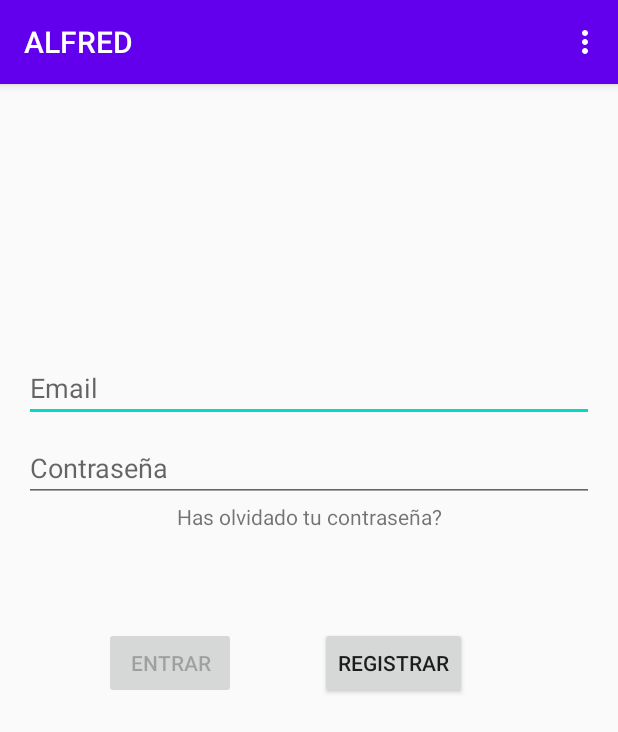
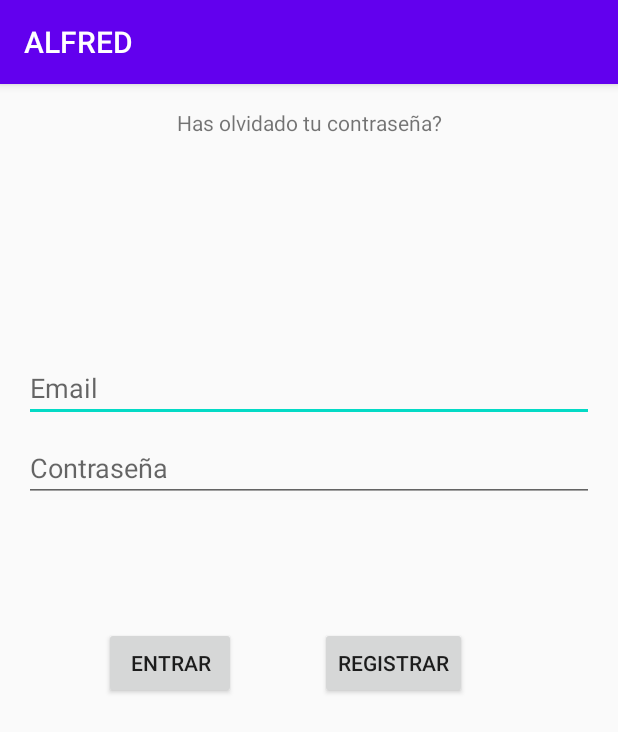
Before and after one commit to agusCEV12/ALFRED, an Android app: the screen it shows after launch (LoginActivity), on a phone screen of 412 x 824 dp. Shown: the top 732 px of the screen. Run offline under Robolectric (Android 15) with nearby library versions, the phone set to English and light mode, and no system bars.

Commit message:
Funcion boton ENTRAR

```diff
--- a/app/build.gradle
+++ b/app/build.gradle
@@ -39,6 +39,8 @@ dependencies {
     implementation 'android.arch.lifecycle:viewmodel:1.1.1'
     implementation 'android.arch.navigation:navigation-fragment:1.0.0'
     implementation 'android.arch.navigation:navigation-ui:1.0.0'
+    implementation 'com.android.support:appcompat-v7:28.0.0'
+    implementation 'com.android.support:design:28.0.0'
     testImplementation 'junit:junit:4.13.2'
     androidTestImplementation 'com.android.support.test:runner:1.0.2'
     androidTestImplementation 'com.android.support.test.espresso:espresso-core:3.0.2'
--- a/app/src/main/java/com/example/alfred/ui/login/LoginActivity.java
+++ b/app/src/main/java/com/example/alfred/ui/login/LoginActivity.java
@@ -1,36 +1,68 @@
 package com.example.alfred.ui.login;
 
-import android.app.Activity;
-import android.arch.lifecycle.Observer;
-import android.arch.lifecycle.ViewModelProvider;
 import android.content.Intent;
 import android.os.Bundle;
-import android.support.annotation.Nullable;
-import android.support.annotation.StringRes;
 import android.support.v7.app.AppCompatActivity;
-import android.text.Editable;
-import android.text.TextWatcher;
-import android.view.KeyEvent;
-import android.view.Menu;
 import android.view.View;
-import android.view.inputmethod.EditorInfo;
 import android.widget.Button;
 import android.widget.EditText;
-import android.widget.ProgressBar;
-import android.widget.TextView;
-import android.widget.Toast;
 
 import com.example.alfred.R;
 import com.example.alfred.databinding.ActivityLoginBinding;
-import com.example.alfred.ui.ToolbarActivity;
 import com.example.alfred.ui.recovery_pass.RecoverPassActivity;
 
-public class LoginActivity extends ToolbarActivity {
+public class LoginActivity extends AppCompatActivity {
 
     private LoginViewModel loginViewModel;
     private ActivityLoginBinding binding;
 
+    private EditText userName, password;
+    private Button btnLogin;
+
     @Override
+    protected void onCreate(Bundle savedInstanceState) {
+        super.onCreate(savedInstanceState);
+        setContentView(R.layout.activity_login);
+
+        userName = findViewById(R.id.et_username);
+        password = findViewById(R.id.et_password);
+       // loginButton = findViewById(R.id.btn_login);
+
+       /* loginButton.setOnClickListener(new View.OnClickListener() {
+            @Override
+            public void onClick(View v) {
+                if (userName.getText().toString().length() == 0 || password.getText().toString().length() == 0) {
+                    displayAlertDialog(getString(R.string.error), getString(R.string.complete_all_the_fields));
+                } else {
+                    Map<String, String> params = new HashMap<String, String>();
+                    params.put("user_name", userName.getText().toString());
+                    params.put("password", AppData.encodePassword(password.getText().toString()));
+                    new VolleyRequestClassWalkiria(Login.this, AppData.LOGIN_SERVICE_URL, Request.Method.GET, params, progressBar, 0);
+                }
+
+            }
+        });*/
+    }
+
+
+    // navegacion pantalla formulario
+    public void goToRegister (View view) {
+        Intent intent = new Intent(this, Register.class);
+        startActivity(intent);
+    }
+
+    public void goToForgotPassword (View view) {
+        Intent intent = new Intent(this, RecoverPassActivity.class);
+        startActivity(intent);
+    }
+
+    public void goToHome(View view){
+        Intent intent = new Intent(this, RecoverPassActivity.class);
+        startActivity(intent);
+    }
+}
+
+   /* @Override
     public void onCreate(Bundle savedInstanceState) {
         super.onCreate(savedInstanceState);
 
@@ -131,22 +163,4 @@ public class LoginActivity extends ToolbarActivity {
     private void showLoginFailed(@StringRes Integer errorString) {
         Toast.makeText(getApplicationContext(), errorString, Toast.LENGTH_SHORT).show();
     }
-
-    // navegacion pantalla logica del formulario
-    public void goToRegister (View view) {
-        Intent intent = new Intent(this, Register.class);
-        startActivity(intent);
-    }
-
-    public void goToForgotPassword (View view) {
-        Intent intent = new Intent(this, RecoverPassActivity.class);
-        startActivity(intent);
-    }
-
-    /*
-    @Override
-    public boolean onCreateOptionsMenu(Menu menu) {
-        getMenuInflater().inflate(R.menu.toolbar, menu);
-        return super.onCreateOptionsMenu(menu);
-    } */
-}
+*/
--- a/app/src/main/res/layout/activity_login.xml
+++ b/app/src/main/res/layout/activity_login.xml
@@ -13,7 +13,7 @@
     tools:context=".ui.login.LoginActivity">
 
     <EditText
-        android:id="@+id/username"
+        android:id="@+id/et_username"
         android:layout_width="0dp"
         android:layout_height="wrap_content"
         android:layout_marginTop="164dp"
@@ -25,7 +25,7 @@
         app:layout_constraintTop_toTopOf="parent" />
 
     <EditText
-        android:id="@+id/password"
+        android:id="@+id/et_password"
         android:layout_width="0dp"
         android:layout_height="wrap_content"
         android:layout_marginTop="8dp"
@@ -36,7 +36,7 @@
         android:selectAllOnFocus="true"
         app:layout_constraintEnd_toEndOf="parent"
         app:layout_constraintStart_toStartOf="parent"
-        app:layout_constraintTop_toBottomOf="@+id/username" />
+        app:layout_constraintTop_toBottomOf="@+id/et_username" />
 
     <TextView
         android:layout_width="wrap_content"
@@ -50,23 +50,24 @@
         app:layout_constraintTop_toBottomOf="@+id/password" />
 
     <Button
-        android:id="@+id/login"
+        android:id="@+id/btn_login"
         android:layout_width="wrap_content"
         android:layout_height="wrap_content"
         android:layout_gravity="start"
         android:layout_marginTop="16dp"
         android:layout_marginBottom="64dp"
-        android:enabled="false"
+        android:enabled="true"
+        android:onClick="goToHome"
         android:text="Entrar"
         app:layout_constraintBottom_toBottomOf="parent"
         app:layout_constraintEnd_toEndOf="parent"
         app:layout_constraintHorizontal_bias="0.182"
         app:layout_constraintStart_toStartOf="parent"
-        app:layout_constraintTop_toBottomOf="@+id/password"
+        app:layout_constraintTop_toBottomOf="@+id/et_password"
         app:layout_constraintVertical_bias="0.195" />
 
     <Button
-        android:id="@+id/register"
+        android:id="@+id/btn_register"
         android:layout_width="wrap_content"
         android:layout_height="wrap_content"
         android:layout_gravity="start"
@@ -79,7 +80,7 @@
         app:layout_constraintEnd_toEndOf="parent"
         app:layout_constraintHorizontal_bias="0.7"
         app:layout_constraintStart_toStartOf="parent"
-        app:layout_constraintTop_toBottomOf="@+id/password"
+        app:layout_constraintTop_toBottomOf="@+id/et_password"
         app:layout_constraintVertical_bias="0.195"/>
 
     <ProgressBar
--- a/app/src/main/res/values/dimens.xml
+++ b/app/src/main/res/values/dimens.xml
@@ -3,4 +3,6 @@
     <dimen name="activity_horizontal_margin">16dp</dimen>
     <dimen name="activity_vertical_margin">16dp</dimen>
     <dimen name="fab_margin">16dp</dimen>
+    <dimen name="nav_header_vertical_spacing">8dp</dimen>
+    <dimen name="nav_header_height">176dp</dimen>
 </resources>
```
Also changed, not shown: app/src/main/AndroidManifest.xml (+15 -6 lines), app/src/main/res/drawable/ic_menu_camera.xml (added, +12 -0 lines), app/src/main/res/drawable/ic_menu_gallery.xml (added, +9 -0 lines), app/src/main/res/drawable/ic_menu_slideshow.xml (added, +9 -0 lines), app/src/main/res/drawable/side_nav_bar.xml (added, +9 -0 lines), app/src/main/res/menu/activity_home_drawer.xml (added, +20 -0 lines), app/src/main/res/navigation/mobile_navigation2.xml (added, +25 -0 lines), app/src/main/res/values/strings.xml (+10 -0 lines).
